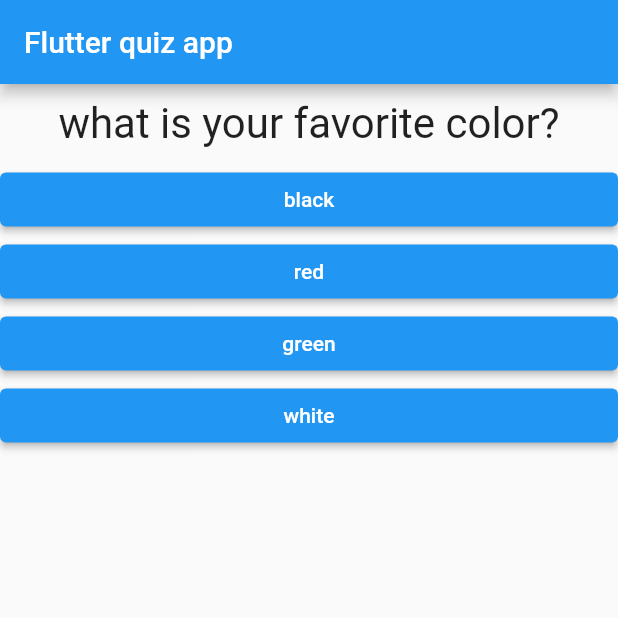
After one commit to NgangaMichael/flutter-quiz-app, a Flutter app: the screen it shows after launch, on a phone screen of 412 x 824 dp, the top half of it. The commit adds this screen. Run offline on Flutter 3.47's test engine with Material 2 defaults, Android fonts, the phone set to English and light mode, and no system bars.

Commit message:
restructured my code  to make it readble, i created quiz file and result file where i transferd all all questions and results to those files

```diff
--- a/lib/main.dart
+++ b/lib/main.dart
@@ -1,5 +1,7 @@
 import 'package:flutter/material.dart';
 import 'package:flutter_complete_guide/answer.dart';
+import 'package:flutter_complete_guide/quiz.dart';
+import 'package:flutter_complete_guide/result.dart';
 import './question.dart';
 void main (){
   runApp(MyApp());
@@ -18,7 +20,7 @@ class MyApp extends StatefulWidget {
 class _MyAppState extends State<MyApp> {
 
   // we can use map or {} to indicate a map
-    final questions = const [
+    final _questions = const [
       {'questionText': 'what is your favorite color?',
         'answers': [
           'black',
@@ -55,7 +57,7 @@ class _MyAppState extends State<MyApp> {
     });
     print(_questionIndex);
 
-    if(_questionIndex < questions.length) {
+    if(_questionIndex < _questions.length) {
       print('we have more questions');
     } else {
       print('No more questions');
@@ -69,19 +71,9 @@ class _MyAppState extends State<MyApp> {
       appBar: AppBar(
         title: Text('Flutter quiz app'),
       ),
-      body: _questionIndex < questions.length ? Column(
-        children: [
-          Questions(questions[_questionIndex]['questionText'] as String),
-
-          ...(questions[_questionIndex]['answers'] as List<String>).map((answer) {
-            return Answer(_answerQuestion, answer);
-          }).toList(),
-
-          // ElevatedButton(onPressed: _answerQuestion, child: Text('Answer 1')),
-          // ElevatedButton(onPressed: _answerQuestion, child: Text('Answer 2')),
-          // ElevatedButton(onPressed: _answerQuestion, child: Text('Answer 3'))
-        ],
-      ) : Center(child: Text('You did it'),)
+      body: _questionIndex < _questions.length ?
+      Quiz(answerQuestion: _answerQuestion, questionIndex: _questionIndex, questions: _questions,)
+      : Result(),
       ),
     );
   }
--- /dev/null
+++ b/lib/quiz.dart
@@ -0,0 +1,35 @@
+import 'package:flutter/material.dart';
+import 'package:flutter_complete_guide/question.dart';
+
+import 'answer.dart';
+
+class Quiz extends StatelessWidget {
+  final List<Map<String, Object>> questions;
+  final int questionIndex;
+  final VoidCallback answerQuestion;
+
+  // const Quiz({Key? key}) : super(key: key);
+
+  Quiz({
+    required this.questions,
+    required this.answerQuestion,
+    required this.questionIndex
+   });
+
+  @override
+  Widget build(BuildContext context) {
+    return Column(
+        children: [
+          Questions(questions[questionIndex]['questionText'] as String),
+
+          ...(questions[questionIndex]['answers'] as List<String>).map((answer) {
+            return Answer(answerQuestion, answer);
+          }).toList(),
+
+          // ElevatedButton(onPressed: _answerQuestion, child: Text('Answer 1')),
+          // ElevatedButton(onPressed: _answerQuestion, child: Text('Answer 2')),
+          // ElevatedButton(onPressed: _answerQuestion, child: Text('Answer 3'))
+        ],
+      );
+  }
+}
```
Also changed, not shown: lib/result.dart (added, +12 -0 lines).
